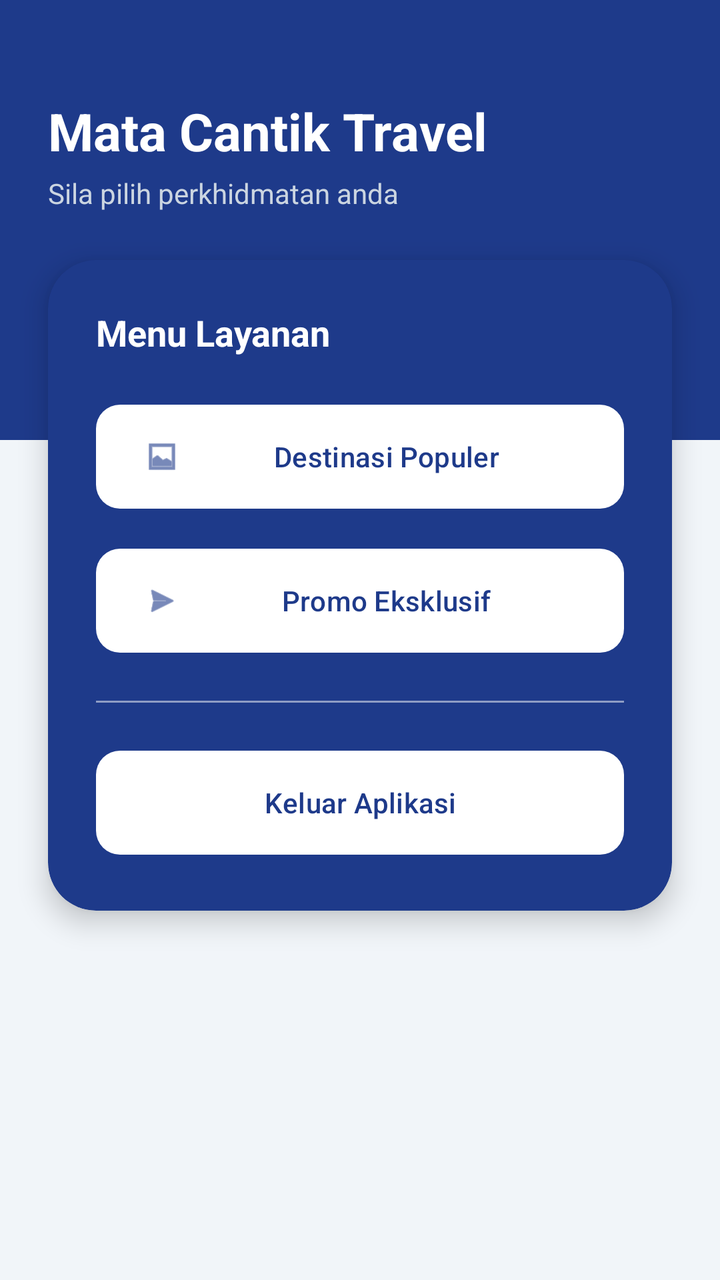
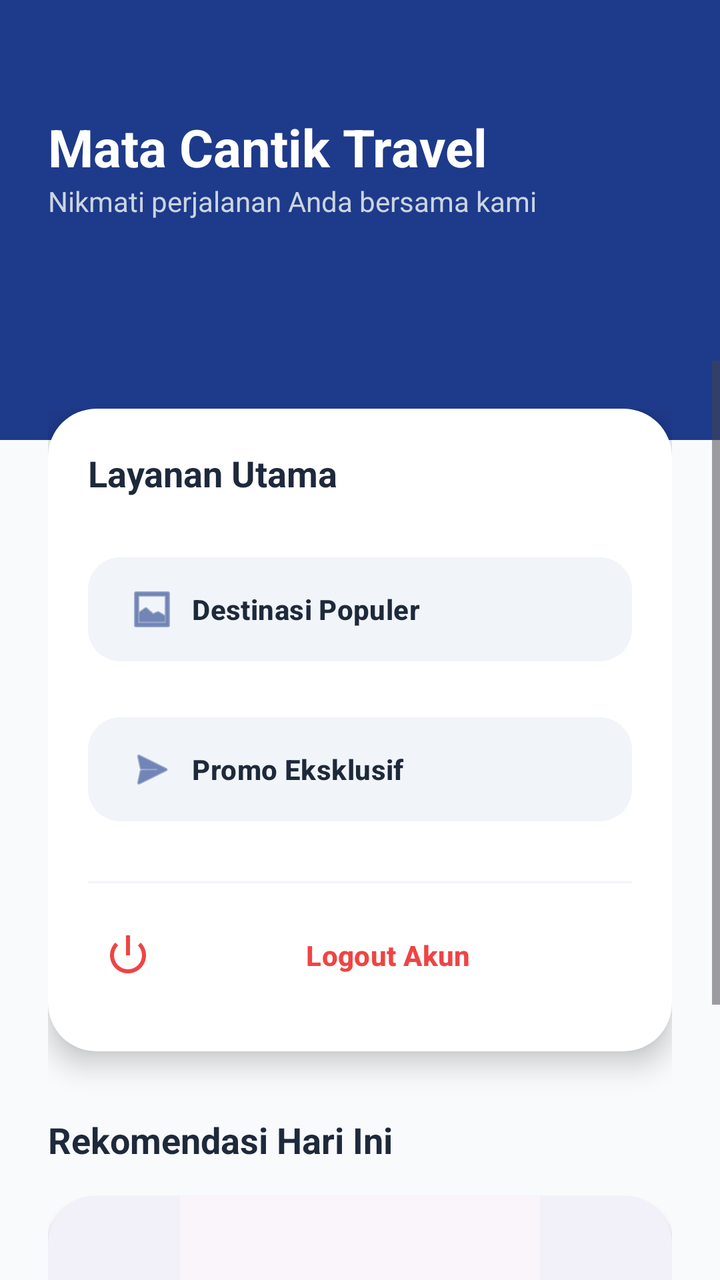

Screens rendered from an Android XML layout before and after an edit, with the pre-edit source and the edit as a unified diff.
<!-- AndroidManifest.xml: application theme Theme.ProjectMobile -->
<!-- res/layout/activity_dashboard.xml -->
<?xml version="1.0" encoding="utf-8"?>
<androidx.constraintlayout.widget.ConstraintLayout
    xmlns:android="http://schemas.android.com/apk/res/android"
    xmlns:app="http://schemas.android.com/apk/res-auto"
    android:id="@+id/main"
    android:layout_width="match_parent"
    android:layout_height="match_parent"
    android:background="#F1F5F9">

    
    <View
        android:id="@+id/headerBackground"
        android:layout_width="match_parent"
        android:layout_height="220dp"
        android:background="@color/blue_pcr"
        app:layout_constraintTop_toTopOf="parent"
        app:layout_constraintStart_toStartOf="parent"
        app:layout_constraintEnd_toEndOf="parent" />

    
    <TextView
        android:id="@+id/tvJudulHeader"
        android:layout_width="wrap_content"
        android:layout_height="wrap_content"
        android:layout_marginStart="24dp"
        android:layout_marginTop="48dp"
        android:text="Mata Cantik Travel"
        android:textColor="#FFFFFF"
        android:textSize="26sp"
        android:textStyle="bold"
        app:layout_constraintStart_toStartOf="parent"
        app:layout_constraintTop_toTopOf="parent" />

    <TextView
        android:id="@+id/tvSubHeader"
        android:layout_width="wrap_content"
        android:layout_height="wrap_content"
        android:layout_marginTop="4dp"
        android:text="Sila pilih perkhidmatan anda"
        android:textColor="#CBD5E1"
        android:textSize="14sp"
        app:layout_constraintStart_toStartOf="@id/tvJudulHeader"
        app:layout_constraintTop_toBottomOf="@id/tvJudulHeader" />

    
    <com.google.android.material.card.MaterialCardView
        android:layout_width="match_parent"
        android:layout_height="wrap_content"
        android:layout_marginHorizontal="24dp"
        android:layout_marginTop="24dp"
        app:cardBackgroundColor="@color/blue_pcr"
        app:cardCornerRadius="24dp"
        app:cardElevation="8dp"
        app:strokeWidth="0dp"
        app:layout_constraintTop_toBottomOf="@id/tvSubHeader">

        <LinearLayout
            android:layout_width="match_parent"
            android:layout_height="wrap_content"
            android:orientation="vertical"
            android:padding="24dp">

            <TextView
                android:layout_width="wrap_content"
                android:layout_height="wrap_content"
                android:text="Menu Layanan"
                android:textColor="#FFFFFF"
                android:textSize="18sp"
                android:textStyle="bold"
                android:layout_marginBottom="20dp"/>


            
            <com.google.android.material.button.MaterialButton
                android:id="@+id/btnCustom1"
                android:layout_width="match_parent"
                android:layout_height="60dp"
                android:layout_marginBottom="12dp"
                android:text="Destinasi Populer"
                android:textAllCaps="false"
                android:textColor="@color/blue_pcr"
                app:backgroundTint="#FFFFFF"
                app:cornerRadius="12dp"
                app:icon="@android:drawable/ic_menu_gallery"
                app:iconTint="@color/blue_pcr" />

            
            <com.google.android.material.button.MaterialButton
                android:id="@+id/btnCustom2"
                android:layout_width="match_parent"
                android:layout_height="60dp"
                android:layout_marginBottom="20dp"
                android:text="Promo Eksklusif"
                android:textAllCaps="false"
                android:textColor="@color/blue_pcr"
                app:backgroundTint="#FFFFFF"
                app:cornerRadius="12dp"
                app:icon="@android:drawable/ic_menu_send"
                app:iconTint="@color/blue_pcr" />

            <View
                android:layout_width="match_parent"
                android:layout_height="1dp"
                android:layout_marginBottom="20dp"
                android:background="#80FFFFFF" />

            
            <com.google.android.material.button.MaterialButton
                android:id="@+id/btnLogout"
                android:layout_width="match_parent"
                android:layout_height="60dp"
                android:text="Keluar Aplikasi"
                android:textAllCaps="false"
                android:textColor="@color/blue_pcr"
                app:backgroundTint="#FFFFFF"
                app:cornerRadius="12dp" />

        </LinearLayout>
    </com.google.android.material.card.MaterialCardView>

</androidx.constraintlayout.widget.ConstraintLayout>
<!-- resources referenced by this layout -->
<resources>
  <color name="blue_pcr">#1E3A8A</color>
  <style name="Theme.ProjectMobile" parent="Base.Theme.ProjectMobile" />
  <style name="Base.Theme.ProjectMobile" parent="Theme.Material3.DayNight.NoActionBar">
          
          
      </style>
</resources>

<!-- the commit's change to res/layout/activity_dashboard.xml (unified diff, before → after) -->
@@ -5,25 +5,21 @@
     android:id="@+id/main"
     android:layout_width="match_parent"
     android:layout_height="match_parent"
-    android:background="#F1F5F9">
+    android:background="#F8FAFC">
 
-    
     <View
-        android:id="@+id/headerBackground"
+        android:id="@+id/dashboardHeader"
         android:layout_width="match_parent"
         android:layout_height="220dp"
         android:background="@color/blue_pcr"
-        app:layout_constraintTop_toTopOf="parent"
-        app:layout_constraintStart_toStartOf="parent"
-        app:layout_constraintEnd_toEndOf="parent" />
+        app:layout_constraintTop_toTopOf="parent"/>
 
-    
     <TextView
-        android:id="@+id/tvJudulHeader"
+        android:id="@+id/tvDashboardTitle"
         android:layout_width="wrap_content"
         android:layout_height="wrap_content"
         android:layout_marginStart="24dp"
-        android:layout_marginTop="48dp"
+        android:layout_marginTop="56dp"
         android:text="Mata Cantik Travel"
         android:textColor="#FFFFFF"
         android:textSize="26sp"
@@ -32,27 +28,22 @@
         app:layout_constraintTop_toTopOf="parent" />
 
     <TextView
-        android:id="@+id/tvSubHeader"
         android:layout_width="wrap_content"
         android:layout_height="wrap_content"
-        android:layout_marginTop="4dp"
-        android:text="Sila pilih perkhidmatan anda"
+        android:text="Nikmati perjalanan Anda bersama kami"
         android:textColor="#CBD5E1"
         android:textSize="14sp"
-        app:layout_constraintStart_toStartOf="@id/tvJudulHeader"
-        app:layout_constraintTop_toBottomOf="@id/tvJudulHeader" />
+        app:layout_constraintTop_toBottomOf="@id/tvDashboardTitle"
+        app:layout_constraintStart_toStartOf="@id/tvDashboardTitle" />
 
-    
-    <com.google.android.material.card.MaterialCardView
+    <ScrollView
         android:layout_width="match_parent"
-        android:layout_height="wrap_content"
-        android:layout_marginHorizontal="24dp"
-        android:layout_marginTop="24dp"
-        app:cardBackgroundColor="@color/blue_pcr"
-        app:cardCornerRadius="24dp"
-        app:cardElevation="8dp"
-        app:strokeWidth="0dp"
-        app:layout_constraintTop_toBottomOf="@id/tvSubHeader">
+        android:layout_height="0dp"
+        android:clipToPadding="false"
+        android:paddingBottom="24dp"
+        app:layout_constraintTop_toBottomOf="@id/dashboardHeader"
+        app:layout_constraintBottom_toBottomOf="parent"
+        android:layout_marginTop="-40dp">
 
         <LinearLayout
             android:layout_width="match_parent"
@@ -60,62 +51,121 @@
             android:orientation="vertical"
             android:padding="24dp">
 
+            
+            <com.google.android.material.card.MaterialCardView
+                android:layout_width="match_parent"
+                android:layout_height="wrap_content"
+                app:cardBackgroundColor="@color/white"
+                app:cardCornerRadius="24dp"
+                app:cardElevation="8dp"
+                app:strokeWidth="0dp">
+
+                <LinearLayout
+                    android:layout_width="match_parent"
+                    android:layout_height="wrap_content"
+                    android:orientation="vertical"
+                    android:padding="20dp">
+
+                    <TextView
+                        android:layout_width="wrap_content"
+                        android:layout_height="wrap_content"
+                        android:text="Layanan Utama"
+                        android:textColor="#1E293B"
+                        android:textSize="18sp"
+                        android:textStyle="bold"
+                        android:layout_marginBottom="24dp"/>
+
+                    <com.google.android.material.button.MaterialButton
+                        android:id="@+id/btnCustom1"
+                        style="@style/Widget.MaterialComponents.Button.UnelevatedButton"
+                        android:layout_width="match_parent"
+                        android:layout_height="64dp"
+                        android:layout_marginBottom="16dp"
+                        android:text="Destinasi Populer"
+                        android:textColor="#1E293B"
+                        android:gravity="start|center_vertical"
+                        android:paddingStart="20dp"
+                        android:paddingEnd="20dp"
+                        app:backgroundTint="#F1F5F9"
+                        app:cornerRadius="16dp"
+                        app:icon="@android:drawable/ic_menu_gallery"
+                        app:iconTint="@color/blue_pcr"
+                        app:iconSize="24dp"
+                        app:textAllCaps="false" />
+
+                    <com.google.android.material.button.MaterialButton
+                        android:id="@+id/btnCustom2"
+                        style="@style/Widget.MaterialComponents.Button.UnelevatedButton"
+                        android:layout_width="match_parent"
+                        android:layout_height="64dp"
+                        android:layout_marginBottom="16dp"
+                        android:text="Promo Eksklusif"
+                        android:textColor="#1E293B"
+                        android:gravity="start|center_vertical"
+                        android:paddingStart="20dp"
+                        android:paddingEnd="20dp"
+                        app:backgroundTint="#F1F5F9"
+                        app:cornerRadius="16dp"
+                        app:icon="@android:drawable/ic_menu_send"
+                        app:iconTint="@color/blue_pcr"
+                        app:iconSize="24dp"
+                        app:textAllCaps="false" />
+
+                    <View
+                        android:layout_width="match_parent"
+                        android:layout_height="1dp"
+                        android:background="#F1F5F9"
+                        android:layout_marginVertical="8dp"/>
+
+                    <com.google.android.material.button.MaterialButton
+                        android:id="@+id/btnLogout"
+                        style="@style/Widget.MaterialComponents.Button.TextButton"
+                        android:layout_width="match_parent"
+                        android:layout_height="56dp"
+                        android:text="Logout Akun"
+                        android:textColor="#EF4444"
+                        app:icon="@android:drawable/ic_lock_power_off"
+                        app:iconTint="#EF4444"
+                        app:textAllCaps="false" />
+
+                </LinearLayout>
+            </com.google.android.material.card.MaterialCardView>
+
+            
             <TextView
                 android:layout_width="wrap_content"
                 android:layout_height="wrap_content"
-                android:text="Menu Layanan"
-                android:textColor="#FFFFFF"
+                android:text="Rekomendasi Hari Ini"
+                android:textColor="#1E293B"
                 android:textSize="18sp"
                 android:textStyle="bold"
-                android:layout_marginBottom="20dp"/>
+                android:layout_marginTop="32dp"
+                android:layout_marginBottom="16dp"/>
 
-
-            
-            <com.google.android.material.button.MaterialButton
-                android:id="@+id/btnCustom1"
+            <com.google.android.material.card.MaterialCardView
                 android:layout_width="match_parent"
-                android:layout_height="60dp"
-                android:layout_marginBottom="12dp"
-                android:text="Destinasi Populer"
-                android:textAllCaps="false"
-                android:textColor="@color/blue_pcr"
-                app:backgroundTint="#FFFFFF"
-                app:cornerRadius="12dp"
-                app:icon="@android:drawable/ic_menu_gallery"
-                app:iconTint="@color/blue_pcr" />
-
-            
-            <com.google.android.material.button.MaterialButton
-                android:id="@+id/btnCustom2"
-                android:layout_width="match_parent"
-                android:layout_height="60dp"
-                android:layout_marginBottom="20dp"
-                android:text="Promo Eksklusif"
-                android:textAllCaps="false"
-                android:textColor="@color/blue_pcr"
-                app:backgroundTint="#FFFFFF"
-                app:cornerRadius="12dp"
-                app:icon="@android:drawable/ic_menu_send"
-                app:iconTint="@color/blue_pcr" />
-
-            <View
-                android:layout_width="match_parent"
-                android:layout_height="1dp"
-                android:layout_marginBottom="20dp"
-                android:background="#80FFFFFF" />
-
-            
-            <com.google.android.material.button.MaterialButton
-                android:id="@+id/btnLogout"
-                android:layout_width="match_parent"
-                android:layout_height="60dp"
-                android:text="Keluar Aplikasi"
-                android:textAllCaps="false"
-                android:textColor="@color/blue_pcr"
-                app:backgroundTint="#FFFFFF"
-                app:cornerRadius="12dp" />
+                android:layout_height="180dp"
+                app:cardCornerRadius="24dp"
+                app:cardElevation="2dp"
+                app:strokeWidth="0dp">
+                <ImageView
+                    android:layout_width="match_parent"
+                    android:layout_height="match_parent"
+                    android:src="@drawable/logo"
+                    android:scaleType="centerInside"
+                    android:background="#F1F5F9"
+                    android:alpha="0.5"/>
+                <TextView
+                    android:layout_width="wrap_content"
+                    android:layout_height="wrap_content"
+                    android:text="Penawaran Spesial Menanti Anda!"
+                    android:layout_gravity="bottom|center_horizontal"
+                    android:layout_marginBottom="16dp"
+                    android:textColor="#475569"
+                    android:textStyle="italic"/>
+            </com.google.android.material.card.MaterialCardView>
 
         </LinearLayout>
-    </com.google.android.material.card.MaterialCardView>
+    </ScrollView>
 
 </androidx.constraintlayout.widget.ConstraintLayout>
<!-- resource entries referenced after the edit -->
@@ -1,10 +1,23 @@
 <!-- resources referenced by this layout -->
 <resources>
   <color name="blue_pcr">#1E3A8A</color>
-  <style name="Theme.ProjectMobile" parent="Base.Theme.ProjectMobile" />
+  <color name="white">#FFFFFFFF</color>
+  <!-- drawable logo: png bitmap (drawable, 14571 bytes) -->
+  <style name="Theme.ProjectMobile" parent="Base.Theme.ProjectMobile">
+          <item name="materialButtonStyle">@style/Widget.App.Button</item>
+      </style>
   <style name="Base.Theme.ProjectMobile" parent="Theme.Material3.DayNight.NoActionBar">
           
           
       </style>
+  <style name="Widget.App.Button" parent="Widget.MaterialComponents.Button">
+          <item name="android:textAllCaps">false</item>
+          <item name="android:insetTop">0dp</item>
+          <item name="android:insetBottom">0dp</item>
+          <item name="android:textStyle">bold</item>
+          <item name="android:letterSpacing">0.01</item>
+          <item name="cornerRadius">28dp</item>
+          <item name="elevation">4dp</item>
+      </style>
 </resources>
 
